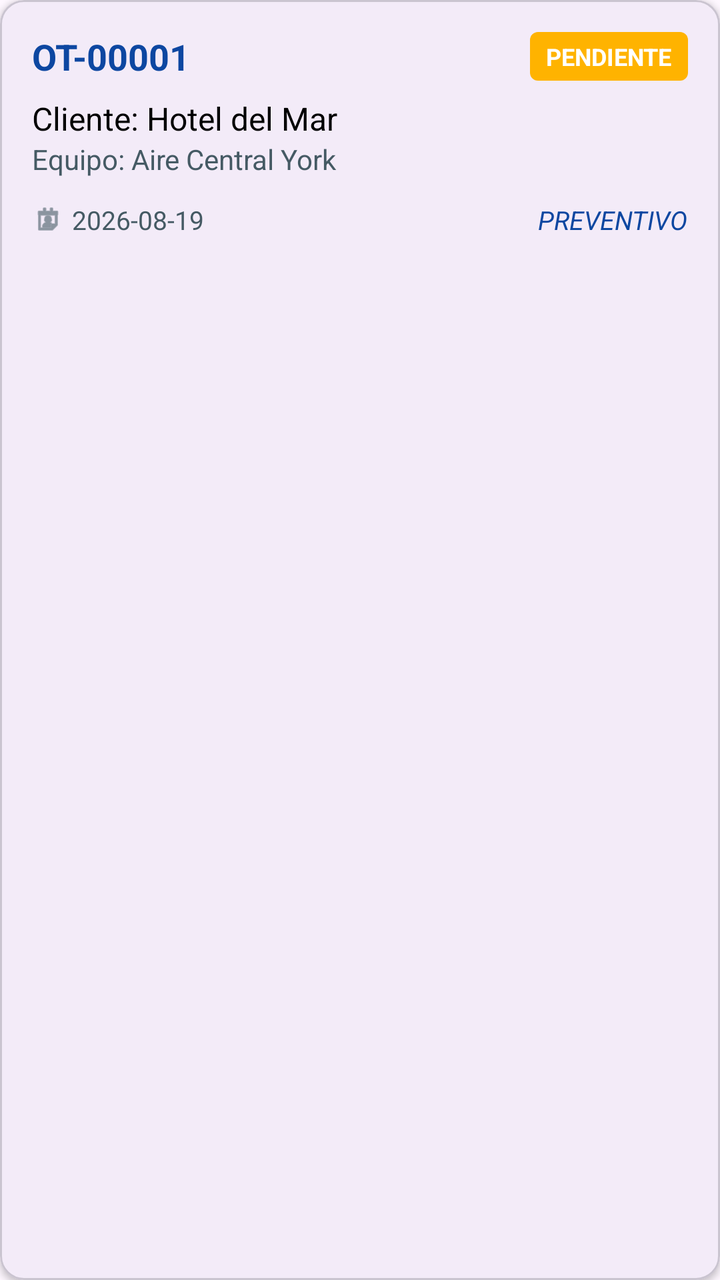
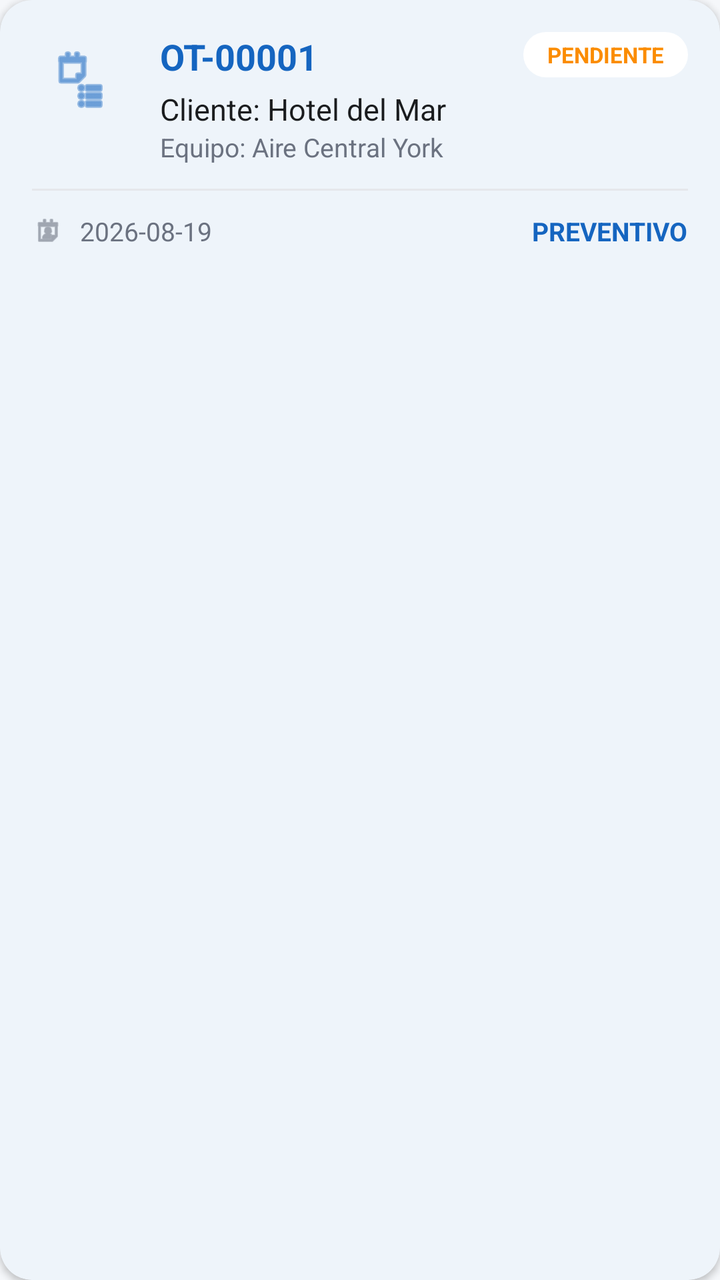

Before-and-after screenshots of an Android layout around one commit, followed by the original layout XML and the change that was made.
<!-- AndroidManifest.xml: application theme Theme.ClimaTrack -->
<!-- res/layout/item_order.xml -->
<?xml version="1.0" encoding="utf-8"?>
<com.google.android.material.card.MaterialCardView xmlns:android="http://schemas.android.com/apk/res/android"
    xmlns:app="http://schemas.android.com/apk/res-auto"
    android:layout_width="match_parent"
    android:layout_height="wrap_content"
    android:layout_marginHorizontal="16dp"
    android:layout_marginVertical="8dp"
    app:cardCornerRadius="12dp"
    app:cardElevation="2dp">

    <LinearLayout
        android:layout_width="match_parent"
        android:layout_height="wrap_content"
        android:orientation="vertical"
        android:padding="16dp">

        <LinearLayout
            android:layout_width="match_parent"
            android:layout_height="wrap_content"
            android:gravity="center_vertical"
            android:orientation="horizontal">

            <TextView
                android:id="@+id/tvOrderNum"
                android:layout_width="0dp"
                android:layout_height="wrap_content"
                android:layout_weight="1"
                android:text="OT-00001"
                android:textColor="@color/primary"
                android:textSize="18sp"
                android:textStyle="bold" />

            <TextView
                android:id="@+id/tvStatus"
                android:layout_width="wrap_content"
                android:layout_height="wrap_content"
                android:background="@drawable/bg_status_pending"
                android:paddingHorizontal="8dp"
                android:paddingVertical="4dp"
                android:text="PENDIENTE"
                android:textColor="@color/white"
                android:textSize="12sp"
                android:textStyle="bold" />
        </LinearLayout>

        <TextView
            android:id="@+id/tvClientName"
            android:layout_width="match_parent"
            android:layout_height="wrap_content"
            android:layout_marginTop="8dp"
            android:text="Cliente: Hotel del Mar"
            android:textColor="@color/black"
            android:textSize="16sp" />

        <TextView
            android:id="@+id/tvEquipmentInfo"
            android:layout_width="match_parent"
            android:layout_height="wrap_content"
            android:text="Equipo: Aire Central York"
            android:textColor="@color/secondary"
            android:textSize="14sp" />

        <LinearLayout
            android:layout_width="match_parent"
            android:layout_height="wrap_content"
            android:layout_marginTop="12dp"
            android:gravity="center_vertical"
            android:orientation="horizontal">

            <ImageView
                android:layout_width="16dp"
                android:layout_height="16dp"
                android:src="@android:drawable/ic_menu_my_calendar"
                app:tint="@color/secondary" />

            <TextView
                android:id="@+id/tvDate"
                android:layout_width="0dp"
                android:layout_height="wrap_content"
                android:layout_marginStart="4dp"
                android:layout_weight="1"
                android:text="2026-08-19"
                android:textColor="@color/secondary"
                android:textSize="13sp" />

            <TextView
                android:id="@+id/tvServiceType"
                android:layout_width="wrap_content"
                android:layout_height="wrap_content"
                android:text="PREVENTIVO"
                android:textColor="@color/primary"
                android:textSize="13sp"
                android:textStyle="italic" />
        </LinearLayout>

    </LinearLayout>

</com.google.android.material.card.MaterialCardView>
<!-- resources referenced by this layout -->
<resources>
  <color name="black">#FF000000</color>
  <color name="primary">#0D47A1</color>
  <color name="secondary">#455A64</color>
  <color name="white">#FFFFFFFF</color>
  <!-- drawable bg_status_pending (drawable) -->
  <?xml version="1.0" encoding="utf-8"?>
  <shape xmlns:android="http://schemas.android.com/apk/res/android">
      <solid android:color="@color/status_pending" />
      <corners android:radius="4dp" />
  </shape>
  <style name="Theme.ClimaTrack" parent="Base.Theme.ClimaTrack" />
  <color name="status_pending">#FFB300</color>
  <style name="Base.Theme.ClimaTrack" parent="Theme.Material3.DayNight.NoActionBar">
          
          
      </style>
</resources>

<!-- the commit's change to res/layout/item_order.xml (unified diff, before → after) -->
@@ -5,94 +5,117 @@
     android:layout_height="wrap_content"
     android:layout_marginHorizontal="16dp"
     android:layout_marginVertical="8dp"
-    app:cardCornerRadius="12dp"
-    app:cardElevation="2dp">
+    app:cardCornerRadius="16dp"
+    app:cardElevation="2dp"
+    app:cardBackgroundColor="@color/white">
 
-    <LinearLayout
+    <androidx.constraintlayout.widget.ConstraintLayout
         android:layout_width="match_parent"
         android:layout_height="wrap_content"
-        android:orientation="vertical"
         android:padding="16dp">
 
-        <LinearLayout
-            android:layout_width="match_parent"
+        <ImageView
+            android:id="@+id/imgOrder"
+            android:layout_width="48dp"
+            android:layout_height="48dp"
+            android:padding="8dp"
+            android:src="@android:drawable/ic_menu_agenda"
+            app:layout_constraintStart_toStartOf="parent"
+            app:layout_constraintTop_toTopOf="parent"
+            app:tint="@color/md_theme_light_primary" />
+
+        <TextView
+            android:id="@+id/tvOrderNum"
+            android:layout_width="0dp"
             android:layout_height="wrap_content"
-            android:gravity="center_vertical"
-            android:orientation="horizontal">
+            android:layout_marginStart="16dp"
+            android:text="OT-00001"
+            android:textColor="@color/md_theme_light_primary"
+            android:textSize="18sp"
+            android:textStyle="bold"
+            app:layout_constraintEnd_toStartOf="@id/tvStatus"
+            app:layout_constraintStart_toEndOf="@id/imgOrder"
+            app:layout_constraintTop_toTopOf="parent" />
 
-            <TextView
-                android:id="@+id/tvOrderNum"
-                android:layout_width="0dp"
-                android:layout_height="wrap_content"
-                android:layout_weight="1"
-                android:text="OT-00001"
-                android:textColor="@color/primary"
-                android:textSize="18sp"
-                android:textStyle="bold" />
-
-            <TextView
-                android:id="@+id/tvStatus"
-                android:layout_width="wrap_content"
-                android:layout_height="wrap_content"
-                android:background="@drawable/bg_status_pending"
-                android:paddingHorizontal="8dp"
-                android:paddingVertical="4dp"
-                android:text="PENDIENTE"
-                android:textColor="@color/white"
-                android:textSize="12sp"
-                android:textStyle="bold" />
-        </LinearLayout>
+        <TextView
+            android:id="@+id/tvStatus"
+            android:layout_width="wrap_content"
+            android:layout_height="wrap_content"
+            android:background="@drawable/bg_status_chip"
+            android:paddingHorizontal="12dp"
+            android:paddingVertical="4dp"
+            android:text="PENDIENTE"
+            android:textColor="@color/status_pending"
+            android:textSize="11sp"
+            android:textStyle="bold"
+            app:layout_constraintEnd_toEndOf="parent"
+            app:layout_constraintTop_toTopOf="parent" />
 
         <TextView
             android:id="@+id/tvClientName"
-            android:layout_width="match_parent"
+            android:layout_width="0dp"
             android:layout_height="wrap_content"
-            android:layout_marginTop="8dp"
+            android:layout_marginTop="4dp"
             android:text="Cliente: Hotel del Mar"
-            android:textColor="@color/black"
-            android:textSize="16sp" />
+            android:textColor="@color/md_theme_light_onBackground"
+            android:textSize="15sp"
+            app:layout_constraintEnd_toEndOf="parent"
+            app:layout_constraintStart_toStartOf="@id/tvOrderNum"
+            app:layout_constraintTop_toBottomOf="@id/tvOrderNum" />
 
         <TextView
             android:id="@+id/tvEquipmentInfo"
-            android:layout_width="match_parent"
+            android:layout_width="0dp"
             android:layout_height="wrap_content"
             android:text="Equipo: Aire Central York"
-            android:textColor="@color/secondary"
-            android:textSize="14sp" />
+            android:textColor="@color/text_secondary"
+            android:textSize="13sp"
+            app:layout_constraintEnd_toEndOf="parent"
+            app:layout_constraintStart_toStartOf="@id/tvOrderNum"
+            app:layout_constraintTop_toBottomOf="@id/tvClientName" />
 
-        <LinearLayout
+        <View
+            android:id="@+id/divider"
             android:layout_width="match_parent"
+            android:layout_height="1dp"
+            android:layout_marginTop="12dp"
+            android:background="@color/divider"
+            app:layout_constraintTop_toBottomOf="@id/tvEquipmentInfo" />
+
+        <ImageView
+            android:id="@+id/imgCalendar"
+            android:layout_width="16dp"
+            android:layout_height="16dp"
+            android:layout_marginTop="12dp"
+            android:src="@android:drawable/ic_menu_my_calendar"
+            app:layout_constraintStart_toStartOf="parent"
+            app:layout_constraintTop_toBottomOf="@id/divider"
+            app:tint="@color/text_secondary" />
+
+        <TextView
+            android:id="@+id/tvDate"
+            android:layout_width="wrap_content"
             android:layout_height="wrap_content"
-            android:layout_marginTop="12dp"
-            android:gravity="center_vertical"
-            android:orientation="horizontal">
+            android:layout_marginStart="8dp"
+            android:text="2026-08-19"
+            android:textColor="@color/text_secondary"
+            android:textSize="13sp"
+            app:layout_constraintBottom_toBottomOf="@id/imgCalendar"
+            app:layout_constraintStart_toEndOf="@id/imgCalendar"
+            app:layout_constraintTop_toTopOf="@id/imgCalendar" />
 
-            <ImageView
-                android:layout_width="16dp"
-                android:layout_height="16dp"
-                android:src="@android:drawable/ic_menu_my_calendar"
-                app:tint="@color/secondary" />
+        <TextView
+            android:id="@+id/tvServiceType"
+            android:layout_width="wrap_content"
+            android:layout_height="wrap_content"
+            android:text="PREVENTIVO"
+            android:textColor="@color/md_theme_light_primary"
+            android:textSize="13sp"
+            android:textStyle="bold"
+            app:layout_constraintBottom_toBottomOf="@id/tvDate"
+            app:layout_constraintEnd_toEndOf="parent"
+            app:layout_constraintTop_toTopOf="@id/tvDate" />
 
-            <TextView
-                android:id="@+id/tvDate"
-                android:layout_width="0dp"
-                android:layout_height="wrap_content"
-                android:layout_marginStart="4dp"
-                android:layout_weight="1"
-                android:text="2026-08-19"
-                android:textColor="@color/secondary"
-                android:textSize="13sp" />
-
-            <TextView
-                android:id="@+id/tvServiceType"
-                android:layout_width="wrap_content"
-                android:layout_height="wrap_content"
-                android:text="PREVENTIVO"
-                android:textColor="@color/primary"
-                android:textSize="13sp"
-                android:textStyle="italic" />
-        </LinearLayout>
-
-    </LinearLayout>
+    </androidx.constraintlayout.widget.ConstraintLayout>
 
 </com.google.android.material.card.MaterialCardView>
<!-- resource entries referenced after the edit -->
@@ -1,20 +1,61 @@
 <!-- resources referenced by this layout -->
 <resources>
-  <color name="black">#FF000000</color>
-  <color name="primary">#0D47A1</color>
-  <color name="secondary">#455A64</color>
+  <color name="divider">#E5E7EB</color>
+  <color name="md_theme_light_onBackground">#1A1C1E</color>
+  <color name="md_theme_light_primary">#1565C0</color>
   <color name="white">#FFFFFFFF</color>
-  <!-- drawable bg_status_pending (drawable) -->
+  <!-- drawable bg_status_chip (drawable) -->
   <?xml version="1.0" encoding="utf-8"?>
   <shape xmlns:android="http://schemas.android.com/apk/res/android">
-      <solid android:color="@color/status_pending" />
-      <corners android:radius="4dp" />
+      <solid android:color="@color/white" />
+      <corners android:radius="16dp" />
   </shape>
   <style name="Theme.ClimaTrack" parent="Base.Theme.ClimaTrack" />
-  <color name="status_pending">#FFB300</color>
+  <color name="status_pending">#FB8C00</color>
+  <color name="text_secondary">#6B7280</color>
   <style name="Base.Theme.ClimaTrack" parent="Theme.Material3.DayNight.NoActionBar">
           
+          <item name="colorPrimary">@color/md_theme_light_primary</item>
+          <item name="colorOnPrimary">@color/md_theme_light_onPrimary</item>
+          <item name="colorPrimaryContainer">@color/md_theme_light_primaryContainer</item>
+          <item name="colorOnPrimaryContainer">@color/md_theme_light_onPrimaryContainer</item>
+  
+          <item name="colorSecondary">@color/md_theme_light_secondary</item>
+          <item name="colorOnSecondary">@color/md_theme_light_onSecondary</item>
+  
+          <item name="android:windowBackground">@color/md_theme_light_background</item>
+          <item name="colorSurface">@color/md_theme_light_surface</item>
+          <item name="colorOnSurface">@color/md_theme_light_onSurface</item>
+  
           
+          <item name="materialCardViewStyle">@style/Widget.ClimaTrack.CardView</item>
+          <item name="materialButtonStyle">@style/Widget.ClimaTrack.Button</item>
+          <item name="textInputStyle">@style/Widget.ClimaTrack.TextInputLayout</item>
+      </style>
+  <color name="md_theme_light_onPrimary">#FFFFFF</color>
+  <color name="md_theme_light_primaryContainer">#E3F2FD</color>
+  <color name="md_theme_light_onPrimaryContainer">#001B3D</color>
+  <color name="md_theme_light_secondary">#455A64</color>
+  <color name="md_theme_light_onSecondary">#FFFFFF</color>
+  <color name="md_theme_light_background">#F5F7FA</color>
+  <color name="md_theme_light_surface">#FFFFFF</color>
+  <color name="md_theme_light_onSurface">#1A1C1E</color>
+  <style name="Widget.ClimaTrack.CardView" parent="Widget.Material3.CardView.Elevated">
+          <item name="cardCornerRadius">16dp</item>
+          <item name="cardElevation">2dp</item>
+          <item name="android:layout_margin">8dp</item>
+      </style>
+  <style name="Widget.ClimaTrack.Button" parent="Widget.Material3.Button">
+          <item name="cornerRadius">12dp</item>
+          <item name="android:insetTop">0dp</item>
+          <item name="android:insetBottom">0dp</item>
+      </style>
+  <style name="Widget.ClimaTrack.TextInputLayout" parent="Widget.Material3.TextInputLayout.OutlinedBox">
+          <item name="boxCornerRadiusTopStart">12dp</item>
+          <item name="boxCornerRadiusTopEnd">12dp</item>
+          <item name="boxCornerRadiusBottomStart">12dp</item>
+          <item name="boxCornerRadiusBottomEnd">12dp</item>
+          <item name="boxStrokeColor">@color/md_theme_light_primary</item>
       </style>
 </resources>
 
